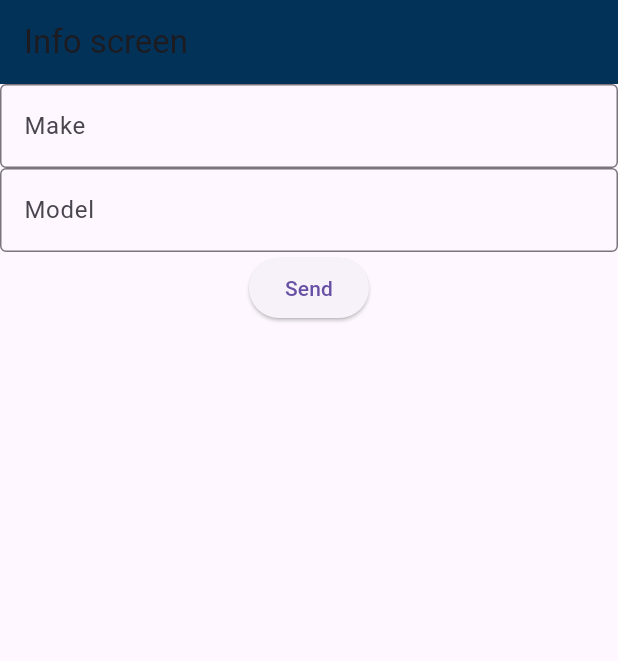
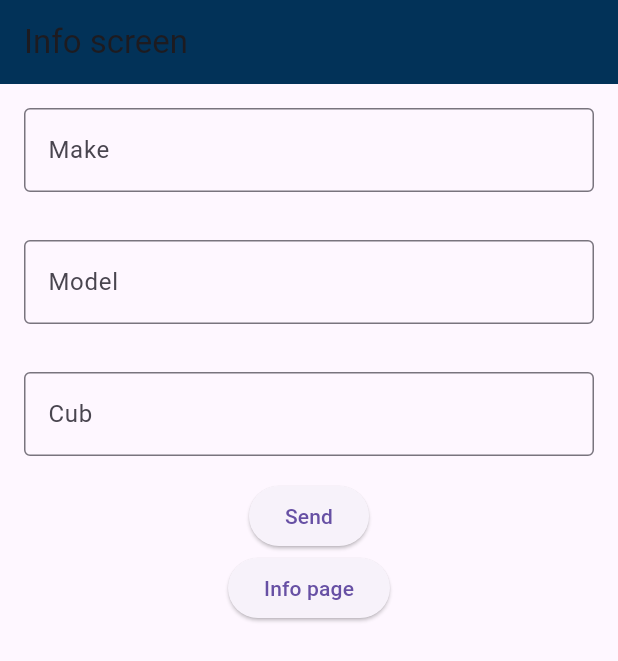
Before and after one commit to ArtemijMiheeff/moto_app, a Flutter app: the screen it shows after launch, on a phone screen of 412 x 824 dp. Shown: the top 661 px of the screen. Run offline on Flutter 3.47's test engine with Material 3 defaults, Android fonts, the phone set to English and light mode, and no system bars; our stand-ins replace go_router.

Commit message:
modified:   lib/app/Home/home_screen.dart 	modified:   lib/main.dart

```diff
--- a/lib/app/Home/home_screen.dart
+++ b/lib/app/Home/home_screen.dart
@@ -1,13 +1,72 @@
 import 'package:flutter/material.dart';
 import 'package:go_router/go_router.dart';
 import 'package:moto_app/app/Info/info_screen.dart';
+import 'package:http/http.dart' as http; // Импортируем пакет http
+import 'dart:convert'; // Импортируем пакет для работы с JSON
 
 void main() {
   runApp(const HomeScreen());
 }
 
-class HomeScreen extends StatelessWidget {
+class HomeScreen extends StatefulWidget {
   const HomeScreen({super.key});
+
+  @override
+  State<HomeScreen> createState() => _HomeScreenState();
+}
+
+class _HomeScreenState extends State<HomeScreen> {
+  final _formKey = GlobalKey<FormState>(); // Ключ для формы
+  final _makeController = TextEditingController(); // Контроллер для поля "Make"
+  final _modelController = TextEditingController(); // Контроллер для поля "Model"
+  final _cubController = TextEditingController();
+
+  // Переменная для хранения данных из API
+  Map<String, dynamic>? apiData;
+
+  @override
+  void dispose() {
+    _makeController.dispose();
+    _modelController.dispose();
+    _cubController.dispose();
+    super.dispose();
+  }
+
+  // Функция для отправки API запроса
+  Future<void> _sendApiRequest() async {
+    final make = _makeController.text;
+    final model = _modelController.text;
+    final cub = _cubController.text;
+
+    if (_formKey.currentState!.validate()) {
+      // Замените 'your_api_key' на ваш реальный ключ API
+      const apiKey = '02b95ecb4bmsh7f31cfbbef4a610p10c7a5jsn30d2253d1fcf';
+      final uri = Uri.parse(
+        'https://your-api-endpoint.com/search?make=$make&model=$model $cub');
+
+      // Выводим запрос в консоль
+      print('Отправка запроса: ${uri.toString()}');
+
+      final response = await http.get(
+        uri,
+        headers: {
+          'Authorization': 'Bearer $apiKey',
+        },
+      );
+
+      if (response.statusCode == 200) {
+        // Успешный ответ от API
+        setState(() {
+          apiData = jsonDecode(response.body); // Декодируем JSON
+          //context.push('/info_screen'); // Переход на страницу информации
+        });
+      } else {
+        // Ошибка при получении данных
+        print('Error: ${response.statusCode}');
+        // Выведите сообщение об ошибке пользователю
+      }
+    }
+  }
 
   @override
   Widget build(BuildContext context) {
@@ -15,29 +74,69 @@ class HomeScreen extends StatelessWidget {
       home: Scaffold(
         appBar: AppBar(
           backgroundColor: const Color.fromARGB(255, 2, 50, 88),
-            title: const Text('Info screen'),  ),
-        body: Column(
+          title: const Text('Info screen'),
+        ),
+        body: Form(
+          key: _formKey,
+          child: Column(
             children: [
-            const TextField(
-              decoration: InputDecoration(
+              Padding(
+                padding: const EdgeInsets.all(16.0),
+                child: TextFormField(
+                  controller: _makeController,
+                  decoration: const InputDecoration(
                     border: OutlineInputBorder(),
                     labelText: 'Make',
                   ),
+                  validator: (value) {
+                    if (value == null || value.isEmpty) {
+                      return 'Пожалуйста, введите марку';
+                    }
+                    return null;
+                  },
                 ),
-                        const TextField(
-              decoration: InputDecoration(
+              ),
+              Padding(
+                padding: const EdgeInsets.all(16.0),
+                child: TextFormField(
+                  controller: _modelController,
+                  decoration: const InputDecoration(
                     border: OutlineInputBorder(),
                     labelText: 'Model',
                   ),
+                  validator: (value) {
+                    if (value == null || value.isEmpty) {
+                      return 'Пожалуйста, введите модель';
+                    }
+                    return null;
+                  },
+                ),
+              ),
+              Padding(
+                padding: const EdgeInsets.all(16.0),
+                child: TextFormField(
+                  controller: _cubController,
+                  decoration: const InputDecoration(
+                    border: OutlineInputBorder(),
+                    labelText: 'Cub',
+                  ),
+                ),
+              ),
+              ElevatedButton(
+                onPressed: _sendApiRequest, // Вызываем функцию для отправки запроса
+
+                child: const Text('Send'),
               ),
               ElevatedButton(
                  onPressed: ()
               {
                 context.push('/info_screen');
-              },
-              child: const Text('Send'),
+              }, // Вызываем функцию для отправки запроса
+
+                child: const Text('Info page'),
               ),
             ],
+          ),
         ),
       ),
     );
--- a/lib/main.dart
+++ b/lib/main.dart
@@ -16,7 +16,9 @@ void main() {
           ),
           GoRoute(
             path: '/info_screen', // Страница с деталями
-            builder: (context, state) => const InfoScreen(),
+            builder: (context, state) => const InfoScreen(
+              //apiData: state.extra as Map<String, dynamic>,
+            ),
           ),
           // Добавьте маршруты для других страниц
         ],
```
Lines whose indentation alone changed are shown as unchanged.
